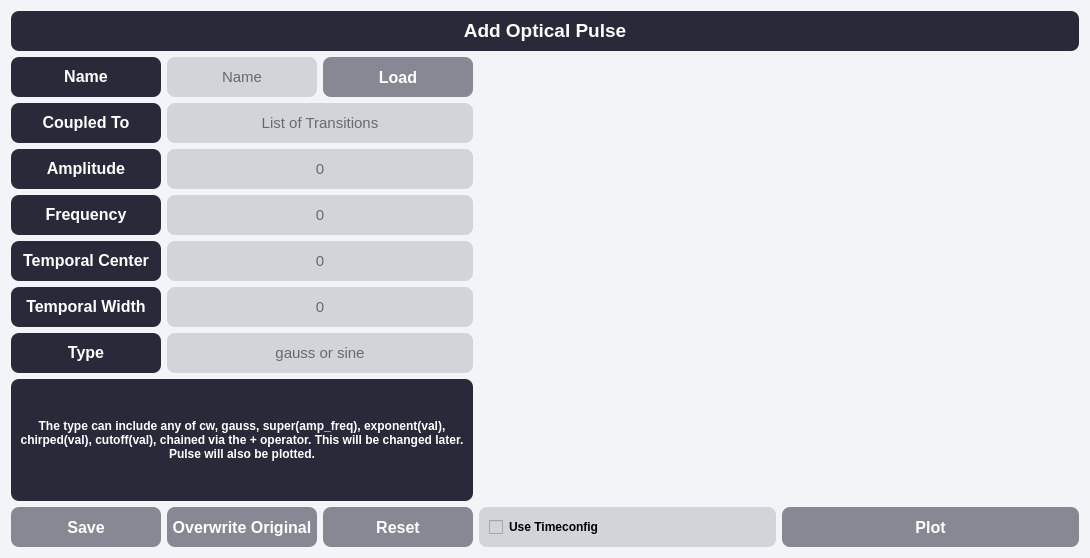
Before: the Qt Designer form add_pulse.ui in davidbauch/QDaCC-GUI, drawn with Qt 5.
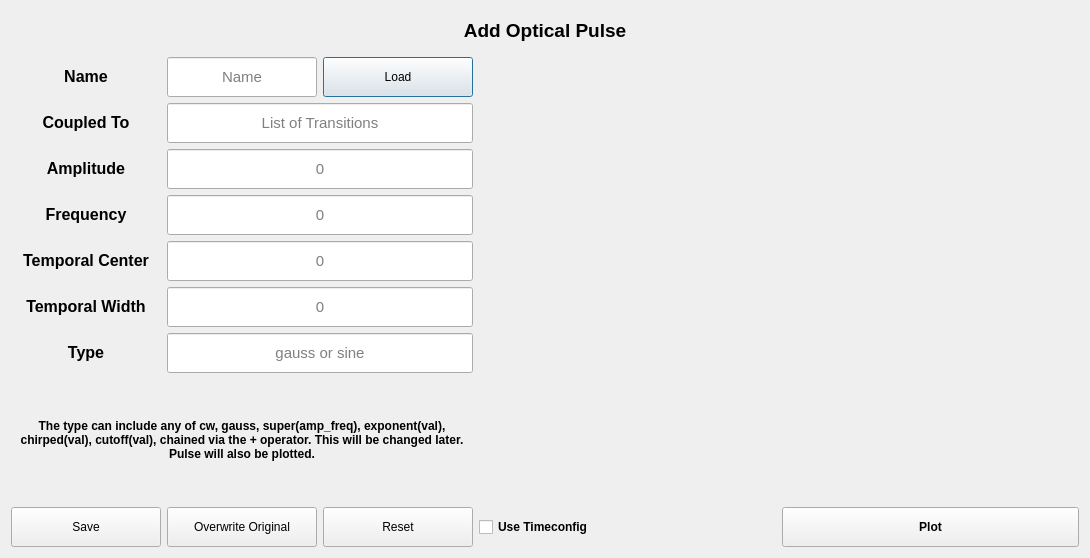
After: the same form once the commit is applied. Custom widgets are drawn as their Qt base class.

What changed in the file:
```diff
--- a/add_pulse.ui
+++ b/add_pulse.ui
@@ -13,50 +13,6 @@
   <property name="windowTitle">
    <string>Dialog</string>
   </property>
-  <property name="styleSheet">
-   <string notr="true">QWidget {background-color: #F3F4F8;}
-
-QPushButton {background-color: #88282A3A;  color: #FFFFFF; border-radius: 8px;  font-weight: bold; font-size: 16px; }
-QPushButton::hover {background-color: qlineargradient( x1:0 y1:0, x2:0 y2:1, stop:0.9 #D2D4DA, stop:0.91 #88282A3A);}
-QPushButton[objectName^=&quot;button_next_tab&quot;] {background-color: qlineargradient( x1:0 y1:0, x2:0 y2:1, stop:0.9 #f4501e, stop:0.91 #8d2f13);  color: #FFFFFF; border-radius: 8px; }
-QPushButton[objectName^=&quot;button_next_tab&quot;]::hover {background-color: #aaf4501e; transition: 2.5s;}
-
-QTextEdit {background-color: #D2D4DA;}
-QTextEdit::hover {background-color: #D2D4DA}
-
-QLabel {background-color: #282A3A; border-radius: 8px; color: #FFFFFF;}
-QLabel[objectName^=&quot;label_title&quot;] {background-color: #44282A3A; border-radius: 8px; color: #000000; border-bottom-right-radius: 0; border-bottom-left-radius: 0; border-bottom-width: 2px; border-bottom-color: #000000;}
-QLabel[objectName^=&quot;label_output&quot;] {background-color: #44282A3A; border-radius: 8px; color: #000000; border-top-right-radius: 0; border-top-left-radius: 0; }
-QLabel[objectName^=&quot;label_plot&quot;] {background-color: #44282A3A; border-radius: 8px; color: #000000;  border-top-right-radius: 0; border-top-left-radius: 0; }
-
-QLineEdit {border-radius: 8px;background-color: #D2D4DA; }
-QLineEdit::hover {background-color: #D2D4DA}
-
-QComboBox {border-radius: 8px; background-color: #D2D4DA;  padding-left: 10% }
-QComboBox::hover {background-color: #D2D4DA}
-
-QCheckBox {background-color: #D2D4DA;border-radius: 8px; padding-left:10% }
-QCheckBox::hover {background-color: #D2D4DA}
-
-QTextBrowser {background-color: #D2D4DA; }
-QTextBrowser[objectName^=&quot;text_output&quot;] {background-color: #44282A3A; border-radius: 8px; color: #000000; }
-
-QTabWidget::tab-bar {   border: 0px solid #282A3A;}
-QTabBar::tab {  background-color: #88282A3A;  color: white;  padding-left: 10px; padding-right:10px; padding-bottom: 10px; padding-top: 5px; font-weight: bold;}
-QTabBar::tab:selected { background-color: qlineargradient( x1:0 y1:0, x2:0 y2:1, stop:0.9 #282A3A, stop:0.91 #88282A3A); padding-right:50px; padding-left:50px; border-width: 2px; border-color: black}
-
-QScrollBar::handle:vertical {background-color: #282A3A; min-height: 30px;max-height: 20%;border-radius: 7px; margin: 0}
-QScrollBar::handle:vertical:hover{background-color: #88282A3A;}
-QScrollBar::handle:vertical:pressed {background-color: #f4501e;}
-QScrollBar::sub-line:vertical {border: none;background-color: #f4501e;height: 15px;border-top-left-radius: 7px;border-top-right-radius: 7px;subcontrol-position: top;subcontrol-origin: 0;max-height: 20%;}
-QScrollBar::sub-line:vertical:hover {background-color: #88282A3A;}
-QScrollBar::sub-line:vertical:pressed {background-color: #f4501e;}
-QScrollBar::add-line:vertical {border: none;background-color: #f4501e;height: 15px;border-bottom-left-radius: 7px;border-bottom-right-radius: 7px;subcontrol-position: bottom;subcontrol-origin: 0;max-height: 20%;}
-QScrollBar::add-line:vertical:hover {background-color: #88282A3A;}
-QScrollBar::add-line:vertical:pressed {background-color: #f4501e;}
-QScrollBar::up-arrow:vertical, QScrollBar::down-arrow:vertical {background: none;}
-QScrollBar::add-page:vertical, QScrollBar::sub-page:vertical {background: none;}</string>
-  </property>
   <layout class="QGridLayout" name="gridLayout">
    <item row="0" column="0" colspan="5">
     <widget class="QLabel" name="label_2">
@@ -440,7 +396,6 @@
      </property>
      <property name="font">
       <font>
-       <pointsize>-1</pointsize>
        <bold>true</bold>
       </font>
      </property>
```
